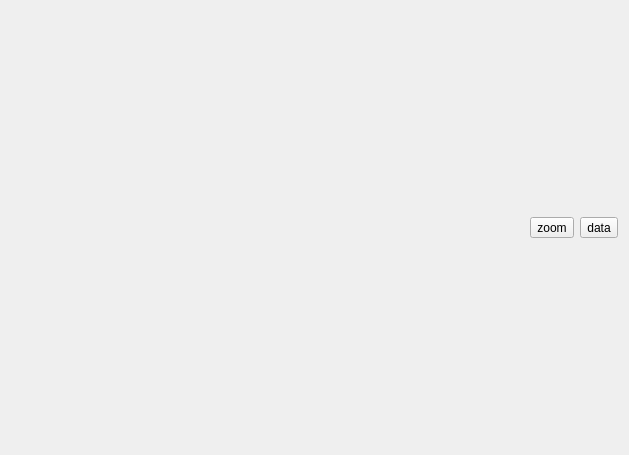
Qt form form/plot/formplot.ui (MRsoymilk/MySerial) before a commit.
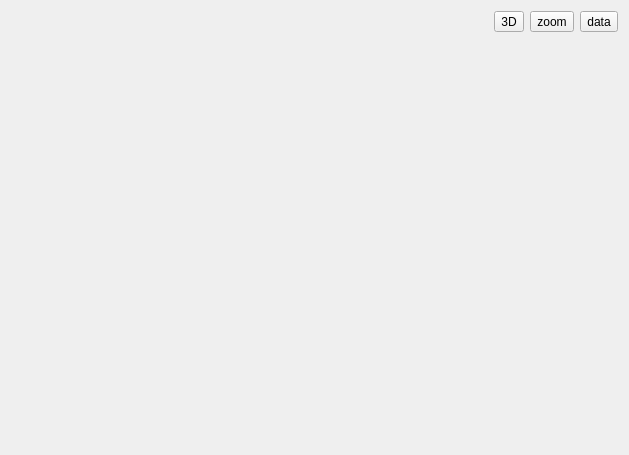
The same form after that commit. Icons and pictures are not drawn.

```diff
--- a/form/plot/formplot.ui
+++ b/form/plot/formplot.ui
@@ -13,10 +13,7 @@
   <property name="windowTitle">
    <string>Plot</string>
   </property>
-  <layout class="QGridLayout" name="gridLayout" rowstretch="1,18">
-   <item row="1" column="0">
-    <layout class="QGridLayout" name="gLayPlot"/>
-   </item>
+  <layout class="QGridLayout" name="gridLayout" rowstretch="1,9">
    <item row="0" column="0">
     <layout class="QHBoxLayout" name="horizontalLayout">
      <item>
@@ -32,6 +29,13 @@
        </property>
       </spacer>
      </item>
+     <item>
+      <widget class="QToolButton" name="tBtn3D">
+       <property name="text">
+        <string>3D</string>
+       </property>
+      </widget>
+     </item>
      <item>
       <widget class="QToolButton" name="tBtnZoom">
        <property name="text">
@@ -51,6 +55,9 @@
      </item>
     </layout>
    </item>
+   <item row="1" column="0">
+    <widget class="QStackedWidget" name="stackedWidget"/>
+   </item>
   </layout>
  </widget>
  <resources/>
```
